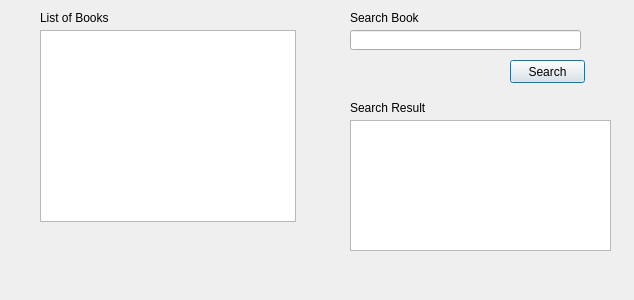
This is LibraryManagement/userwindow.ui in Alex-BusNet/LibraryManagement as Qt 5 draws it before an edit. The edited form follows.
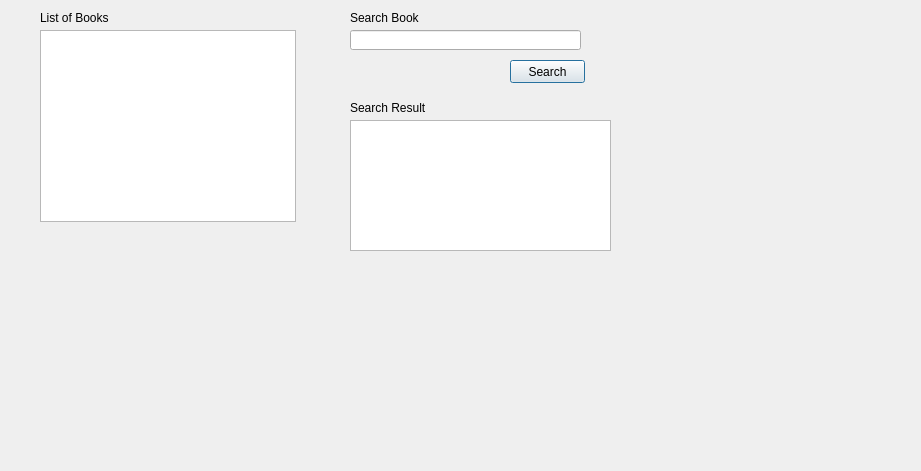
This is the edited form.

The edit to the form file:
```diff
--- a/LibraryManagement/userwindow.ui
+++ b/LibraryManagement/userwindow.ui
@@ -6,8 +6,8 @@
    <rect>
     <x>0</x>
     <y>0</y>
-    <width>634</width>
-    <height>300</height>
+    <width>921</width>
+    <height>471</height>
    </rect>
   </property>
   <property name="windowTitle">
```
